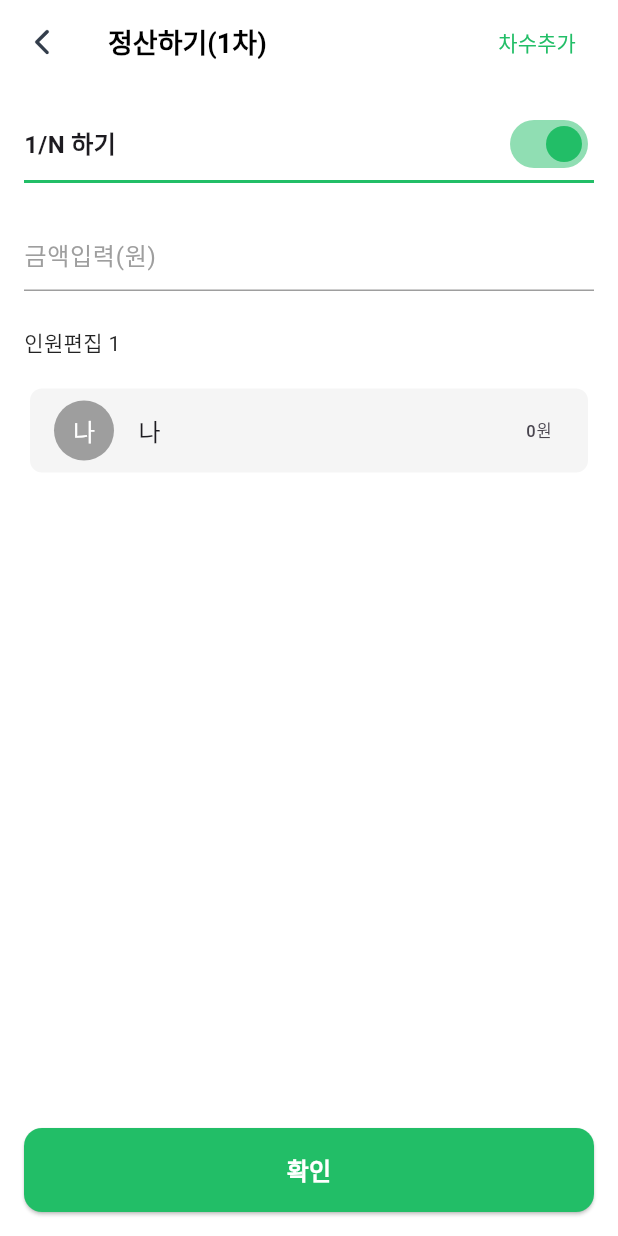
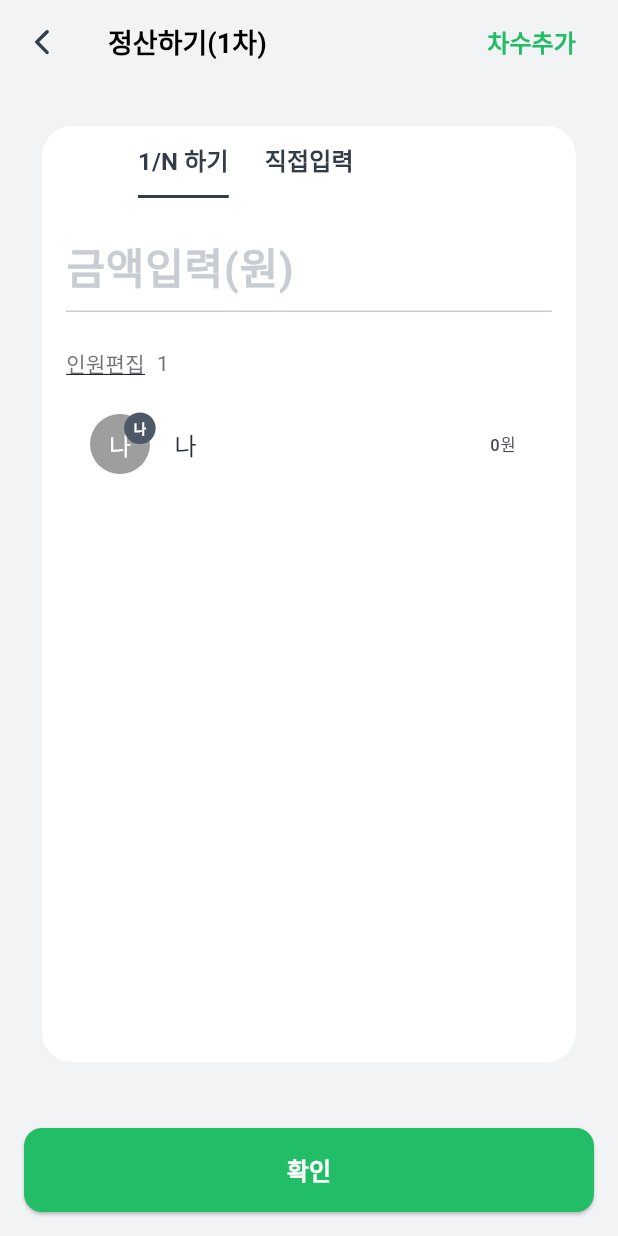
Before and after one commit to Bada35/ttokttok, a Flutter app: the AdjustmentProcessPage screen opened by its route, on a phone screen of 412 x 824 dp. Run offline on Flutter 3.47's test engine with Material 3 defaults, Android fonts, the phone set to English and light mode, and no system bars; our stand-ins replace device_info_plus, flutter_dotenv, flutter_svg, get, shared_preferences; missing offline and left inert: kakao_flutter_sdk; accounts and stored records are empty.

Commit message:
style: 정산 방 페이지 UI 조정 (#7)
정산 방 페이지의 UI를 조정하여 전체적인 레이아웃과 스타일을 개선함.

```diff
--- a/fe/lib/pages/adjustment/adjustment_process_page.dart
+++ b/fe/lib/pages/adjustment/adjustment_process_page.dart
@@ -13,7 +13,7 @@ class _AdjustmentProcessPageState extends State<AdjustmentProcessPage>
     with SingleTickerProviderStateMixin {
   final TextEditingController _amountController = TextEditingController();
   late TabController _tabController;
-  bool _isEqualDistribution = true;
+  final bool _isEqualDistribution = true;
   final Map<String, double> _individualAmounts = {};
   List<String> _participants = [];
   String _roomName = '';
@@ -21,14 +21,7 @@ class _AdjustmentProcessPageState extends State<AdjustmentProcessPage>
   @override
   void initState() {
     super.initState();
-    // TabController 초기화
     _tabController = TabController(length: 2, vsync: this);
-    // 탭 변경 리스너 추가
-    _tabController.addListener(() {
-      if (_tabController.indexIsChanging) {
-        setState(() {});
-      }
-    });
   }
 
   @override
@@ -66,9 +59,9 @@ class _AdjustmentProcessPageState extends State<AdjustmentProcessPage>
   @override
   Widget build(BuildContext context) {
     return Scaffold(
-      backgroundColor: Colors.white,
+      backgroundColor: const Color(0xFFF1F3F5),
       appBar: AppBar(
-        backgroundColor: Colors.white,
+        backgroundColor: const Color(0xFFF1F3F5),
         elevation: 0,
         leading: IconButton(
           icon: SvgPicture.asset('assets/images/back_button.svg'),
@@ -76,9 +69,9 @@ class _AdjustmentProcessPageState extends State<AdjustmentProcessPage>
         ),
         title: Row(
           children: [
-            Text(
+            const Text(
               '정산하기(1차)',
-              style: const TextStyle(
+              style: TextStyle(
                 color: Colors.black,
                 fontSize: 18,
                 fontWeight: FontWeight.bold,
@@ -93,107 +86,126 @@ class _AdjustmentProcessPageState extends State<AdjustmentProcessPage>
                 '차수추가',
                 style: TextStyle(
                   color: Color(0xFF22BE67),
-                  fontSize: 14,
-                  fontWeight: FontWeight.w500,
+                  fontSize: 16,
+                  fontWeight: FontWeight.bold,
                 ),
               ),
             ),
           ],
         ),
       ),
-      body: SingleChildScrollView(
-        child: Padding(
+      body: Column(
+        children: [
+          Expanded(
+            child: Container(
+              margin: const EdgeInsets.all(28), // 카드 바깥쪽 여백
+              decoration: BoxDecoration(
+                color: Colors.white,
+                borderRadius: BorderRadius.circular(20),
+              ),
+              child: Column(
+                children: [
+                  TabBar(
+                    controller: _tabController,
+                    labelColor: const Color(0xFF333D48), // 선택/미선택 색상 통일
+                    labelStyle: const TextStyle(
+                      fontSize: 16,
+                      fontWeight: FontWeight.bold,
+                    ),
+                    unselectedLabelColor: const Color(0xFF333D48),
+                    indicatorColor: const Color(0xFF333D48),
+                    indicatorSize:
+                        TabBarIndicatorSize.label, // 인디케이터를 텍스트 길이만큼만
+                    isScrollable: true, // 스크롤 가능하게 해서 왼쪽 정렬 가능
+                    padding: EdgeInsets.zero, // 패딩 제거
+                    labelPadding: const EdgeInsets.symmetric(
+                        horizontal: 12.0), // 탭 사이 간격 조정
+                    indicator: const UnderlineTabIndicator(
+                      // 직선 인디케이터
+                      borderSide: BorderSide(
+                        width: 2,
+                        color: Color(0xFF333D48),
+                      ),
+                    ),
+                    dividerColor: Colors.transparent, // 탭바 밑줄 제거
+                    tabs: const [
+                      Tab(text: '1/N 하기'),
+                      Tab(text: '직접입력'),
+                    ],
+                  ),
+                  Padding(
                     padding: const EdgeInsets.all(16.0),
                     child: Column(
                       crossAxisAlignment: CrossAxisAlignment.start,
                       children: [
-              Row(
-                children: [
-                  Expanded(
-                    child: Container(
-                      decoration: const BoxDecoration(
-                        border: Border(
-                          bottom: BorderSide(
-                            color: Color(0xFF22BE67),
-                            width: 2,
-                          ),
-                        ),
-                      ),
-                      child: Row(
-                        children: [
-                          const Text(
-                            '1/N 하기',
-                            style: TextStyle(
-                              fontSize: 16,
-                              fontWeight: FontWeight.bold,
-                            ),
-                          ),
-                          const Spacer(),
-                          Switch(
-                            value: _isEqualDistribution,
-                            onChanged: (value) {
-                              setState(() {
-                                _isEqualDistribution = value;
-                                if (_isEqualDistribution) {
-                                  _calculateEqualDistribution();
-                                }
-                              });
-                            },
-                            activeColor: const Color(0xFF22BE67),
-                          ),
-                        ],
-                      ),
-                    ),
-                  ),
-                ],
-              ),
-              const SizedBox(height: 24),
                         TextField(
                           controller: _amountController,
                           keyboardType: TextInputType.number,
-                inputFormatters: [FilteringTextInputFormatter.digitsOnly],
+                          inputFormatters: [
+                            FilteringTextInputFormatter.digitsOnly
+                          ],
                           decoration: const InputDecoration(
                             hintText: '금액입력(원)',
-                  hintStyle: TextStyle(color: Colors.grey),
+                            hintStyle: TextStyle(
+                              color: Color.fromRGBO(176, 184, 193, 0.7),
+                              fontSize: 28,
+                              fontWeight: FontWeight.bold,
+                            ),
                             enabledBorder: UnderlineInputBorder(
-                    borderSide: BorderSide(color: Colors.grey),
+                              borderSide: BorderSide(
+                                  color: Color.fromRGBO(176, 184, 193, 0.7)),
                             ),
                             focusedBorder: UnderlineInputBorder(
                               borderSide: BorderSide(color: Color(0xFF22BE67)),
                             ),
                           ),
                           onChanged: (_) {
-                  if (_isEqualDistribution) {
+                            if (_tabController.index == 0) {
                               _calculateEqualDistribution();
                             }
                           },
                         ),
                         const SizedBox(height: 24),
+                        Row(
+                          children: [
                             Text(
-                '인원편집 ${_participants.length + 1}',
+                              '인원편집',
+                              style: TextStyle(
+                                fontSize: 14,
+                                color: const Color(0xFF737679),
+                                decoration: TextDecoration.underline,
+                              ),
+                            ),
+                            const SizedBox(width: 8),
+                            Text(
+                              '${_participants.length + 1}',
                               style: const TextStyle(
                                 fontSize: 14,
-                  color: Colors.black87,
+                                color: Color(0xFF737679),
                               ),
                             ),
+                          ],
+                        ),
                         const SizedBox(height: 16),
-              Card(
-                elevation: 0,
-                color: Colors.grey[100],
-                shape: RoundedRectangleBorder(
-                  borderRadius: BorderRadius.circular(8),
-                ),
-                child: ListView(
+                        ListView(
                           shrinkWrap: true,
                           physics: const NeverScrollableScrollPhysics(),
+                          children: [
+                            Stack(
                               children: [
                                 ListTile(
                                   leading: const CircleAvatar(
                                     backgroundColor: Colors.grey,
-                        child: Text('나', style: TextStyle(color: Colors.white)),
+                                    child: Text('나',
+                                        style: TextStyle(color: Colors.white)),
                                   ),
-                      title: const Text('나'),
-                      trailing: _isEqualDistribution
+                                  title: Text(
+                                    '나',
+                                    style: const TextStyle(
+                                      color: Color(0xFF282F37),
+                                    ),
+                                  ),
+                                  trailing: _tabController.index == 0
                                       ? Text(
                                           '${_individualAmounts['나']?.toStringAsFixed(0) ?? 0}원')
                                       : SizedBox(
@@ -201,7 +213,8 @@ class _AdjustmentProcessPageState extends State<AdjustmentProcessPage>
                                           child: TextField(
                                             keyboardType: TextInputType.number,
                                             inputFormatters: [
-                                  FilteringTextInputFormatter.digitsOnly
+                                              FilteringTextInputFormatter
+                                                  .digitsOnly
                                             ],
                                             decoration: const InputDecoration(
                                               suffixText: '원',
@@ -216,14 +229,46 @@ class _AdjustmentProcessPageState extends State<AdjustmentProcessPage>
                                           ),
                                         ),
                                 ),
+                                Positioned(
+                                  top: 7,
+                                  left: 37,
+                                  child: Container(
+                                    padding: const EdgeInsets.symmetric(
+                                      horizontal: 8,
+                                      vertical: 4,
+                                    ),
+                                    decoration: const BoxDecoration(
+                                      color: Color(0xFF4E5968),
+                                      shape: BoxShape.circle,
+                                    ),
+                                    child: const Text(
+                                      '나',
+                                      style: TextStyle(
+                                        color: Colors.white,
+                                        fontSize: 9,
+                                        fontWeight: FontWeight.bold,
+                                      ),
+                                    ),
+                                  ),
+                                ),
+                              ],
+                            ),
                             ..._participants.map((participant) => ListTile(
                                   leading: CircleAvatar(
                                     backgroundColor: Colors.grey,
                                     child: Text(participant[0],
-                                style: TextStyle(color: Colors.white)),
+                                        style: const TextStyle(
+                                            color: Colors.white)),
                                   ),
-                          title: Text(participant),
-                          trailing: _isEqualDistribution
+                                  title: Text(
+                                    participant,
+                                    style: const TextStyle(
+                                      color: Color(0xFF282F37),
+                                      fontSize: 16,
+                                      fontWeight: FontWeight.bold,
+                                    ),
+                                  ),
+                                  trailing: _tabController.index == 0
                                       ? Text(
                                           '${_individualAmounts[participant]?.toStringAsFixed(0) ?? 0}원')
                                       : SizedBox(
@@ -231,7 +276,8 @@ class _AdjustmentProcessPageState extends State<AdjustmentProcessPage>
                                           child: TextField(
                                             keyboardType: TextInputType.number,
                                             inputFormatters: [
-                                      FilteringTextInputFormatter.digitsOnly
+                                              FilteringTextInputFormatter
+                                                  .digitsOnly
                                             ],
                                             decoration: const InputDecoration(
                                               suffixText: '원',
@@ -239,7 +285,8 @@ class _AdjustmentProcessPageState extends State<AdjustmentProcessPage>
                                             ),
                                             onChanged: (value) {
                                               setState(() {
-                                        _individualAmounts[participant] =
+                                                _individualAmounts[
+                                                        participant] =
                                                     double.tryParse(value) ?? 0;
                                               });
                                             },
@@ -248,10 +295,14 @@ class _AdjustmentProcessPageState extends State<AdjustmentProcessPage>
                                 )),
                           ],
                         ),
+                      ],
+                    ),
                   ),
                 ],
               ),
             ),
+          ),
+        ],
       ),
       bottomNavigationBar: SafeArea(
         child: Padding(
```
Lines whose indentation alone changed are shown as unchanged.
